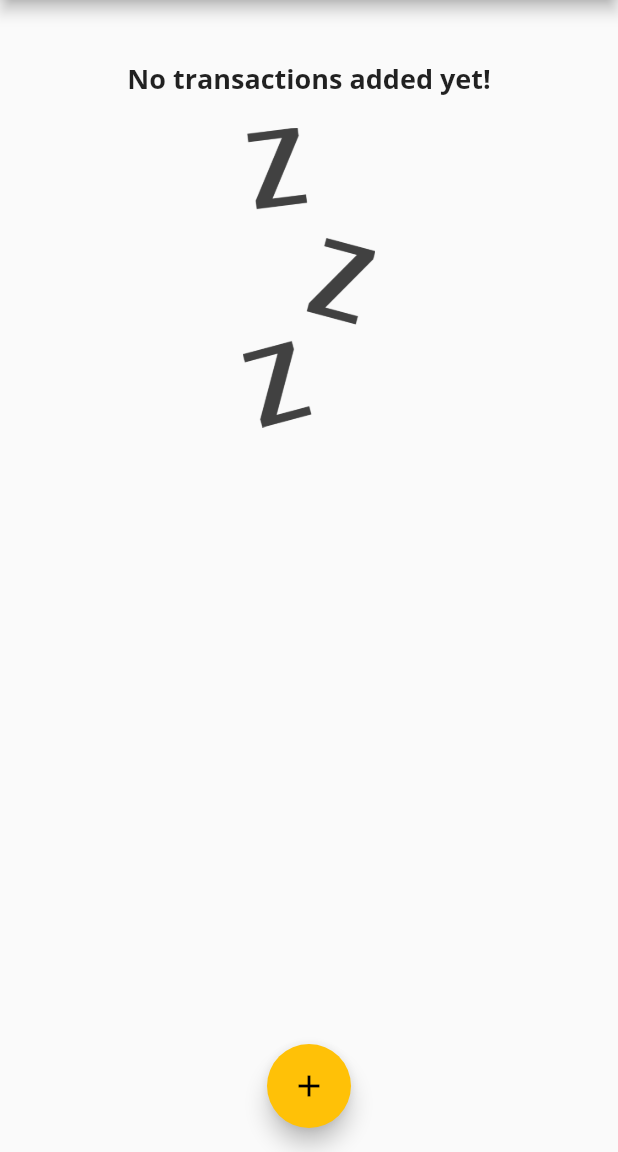
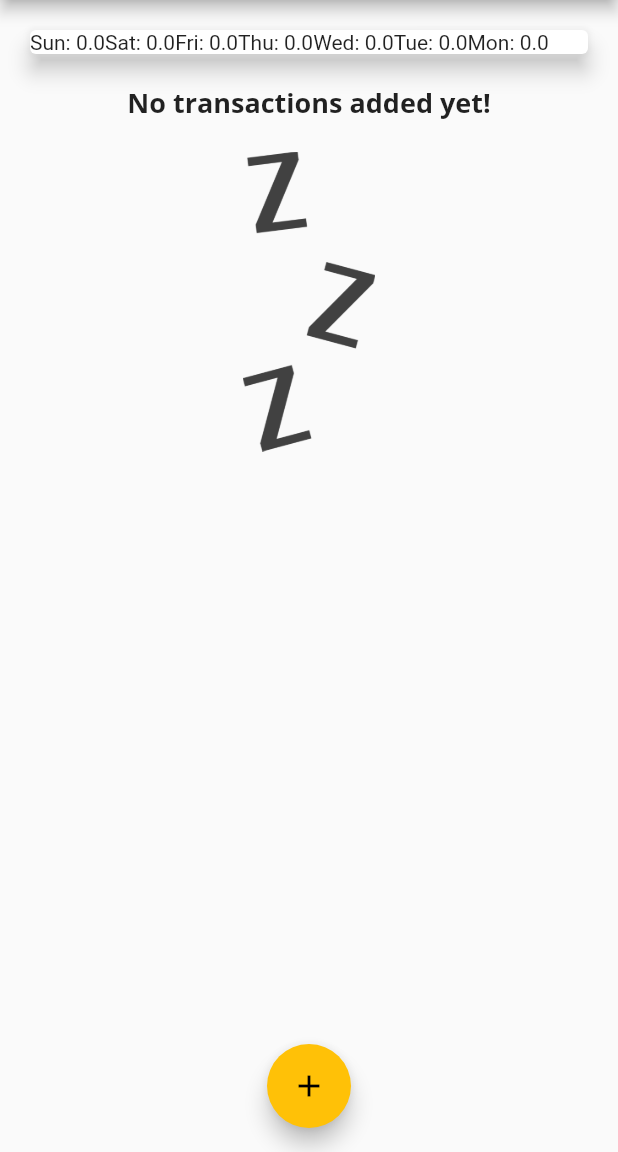
Before and after one commit to Kalam031/personal_expense_app, a Flutter app: the screen it shows after launch, on a phone screen of 412 x 824 dp, the part 84-1236 px from its top. Run offline on Flutter 3.47's test engine with Material 2 defaults, Android fonts, the phone set to English and light mode, and no system bars.

Commit message:
derive recent transaction correction in chart.dart loop

```diff
--- a/lib/widgets/chart.dart
+++ b/lib/widgets/chart.dart
@@ -14,13 +14,14 @@ class Chart extends StatelessWidget {
         ),
       );
       var totalSum = 0.0;
-      for (var i = 0; i <= recentTransactions.length; i++) {
+      for (var i = 0; i < recentTransactions.length; i++) {
         if (recentTransactions[i].date.day == weekDay.day &&
             recentTransactions[i].date.month == weekDay.month &&
             recentTransactions[i].date.year == weekDay.year) {
           totalSum += recentTransactions[i].amount;
         }
       }
+
       print(DateFormat.E().format(weekDay));
       print(totalSum);
 
@@ -33,11 +34,14 @@ class Chart extends StatelessWidget {
 
   @override
   Widget build(BuildContext context) {
+    print(groupedTransactionValues);
     return Card(
       elevation: 6,
       margin: EdgeInsets.all(20),
       child: Row(
-        children: [],
+        children: groupedTransactionValues.map((data) {
+          return Text('${data['day']}: ${data['amount']}');
+        }).toList(),
       ),
     );
   }
```
